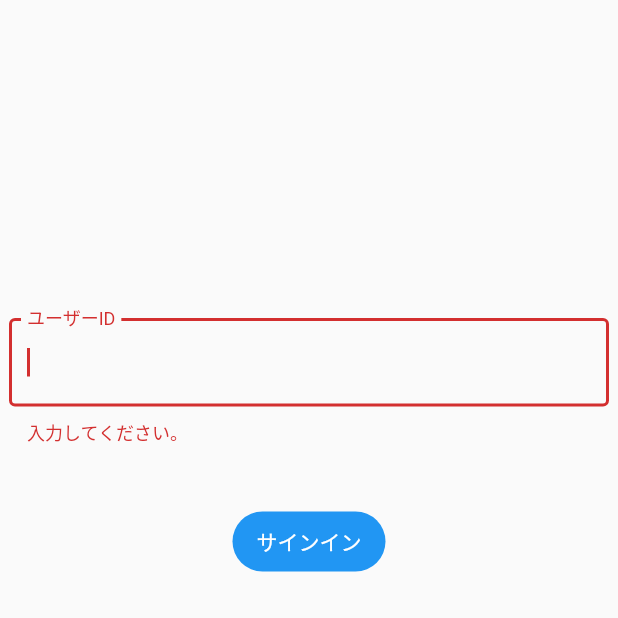
After one commit to susatthi/flutter-sample-auto-route, a Flutter app: the SignInPage screen opened by its route, after a tap on "サインイン", on a phone screen of 412 x 824 dp, the top half of it. The commit adds this screen. Run offline on Flutter 3.47's test engine with Material 2 defaults, Android fonts, the phone set to English and light mode, and no system bars; our stand-ins replace auto_route, flutter_riverpod, freezed_annotation, hive_flutter, url_strategy; accounts and stored records are empty.

Commit message:
🚀 feat: Hiveでユーザー情報を保存

```diff
--- /dev/null
+++ b/lib/feature/user/page/component/uid_text_field.dart
@@ -0,0 +1,41 @@
+import 'package:flutter/material.dart';
+import 'package:flutter_riverpod/flutter_riverpod.dart';
+
+final uidTextEditingControllerProvider = Provider.autoDispose(
+  (ref) {
+    final controller = TextEditingController();
+    ref.onDispose(controller.dispose);
+    return controller;
+  },
+);
+
+class UidTextField extends ConsumerStatefulWidget {
+  const UidTextField({super.key});
+
+  @override
+  ConsumerState<UidTextField> createState() => _UidTextFieldState();
+}
+
+class _UidTextFieldState extends ConsumerState<UidTextField> {
+  @override
+  Widget build(BuildContext context) {
+    final controller = ref.watch(uidTextEditingControllerProvider);
+    return TextFormField(
+      controller: controller,
+      decoration: const InputDecoration(
+        label: Text('ユーザーID'),
+        border: OutlineInputBorder(),
+      ),
+      onChanged: (text) {
+        setState(() {});
+      },
+      validator: (text) {
+        if (text == null || text.isEmpty) {
+          return '入力してください。';
+        }
+        return null;
+      },
+      autofocus: true,
+    );
+  }
+}
--- /dev/null
+++ b/lib/feature/user/page/sign_in_page.dart
@@ -0,0 +1,78 @@
+import 'package:auto_route/auto_route.dart';
+import 'package:flutter/material.dart';
+import 'package:flutter_riverpod/flutter_riverpod.dart';
+
+import '../service/user_service.dart';
+import 'component/uid_text_field.dart';
+
+@RoutePage()
+class SignInPage extends ConsumerWidget {
+  const SignInPage({super.key});
+
+  @override
+  Widget build(BuildContext context, WidgetRef ref) {
+    ref.listen(signInStateProvider, (_, next) {
+      print(next);
+    });
+
+    return Scaffold(
+      body: Center(
+        child: ConstrainedBox(
+          constraints: const BoxConstraints(
+            maxWidth: 400,
+            maxHeight: 400,
+          ),
+          child: const _Body(),
+        ),
+      ),
+    );
+  }
+}
+
+class _Body extends ConsumerStatefulWidget {
+  const _Body();
+
+  @override
+  ConsumerState<ConsumerStatefulWidget> createState() => _BodyState();
+}
+
+class _BodyState extends ConsumerState<_Body> {
+  final _formKey = GlobalKey<FormState>();
+
+  @override
+  Widget build(BuildContext context) {
+    return Form(
+      key: _formKey,
+      child: Column(
+        children: [
+          const UidTextField(),
+          const SizedBox(height: 40),
+          _SignInButton(formKey: _formKey),
+        ],
+      ),
+    );
+  }
+}
+
+class _SignInButton extends ConsumerWidget {
+  const _SignInButton({
+    required this.formKey,
+  });
+
+  final GlobalKey<FormState> formKey;
+
+  @override
+  Widget build(BuildContext context, WidgetRef ref) {
+    return FilledButton(
+      onPressed: () async {
+        if (!formKey.currentState!.validate()) {
+          return;
+        }
+
+        final uid = ref.read(uidTextEditingControllerProvider).text;
+        await ref.read(userServiceProvider).signIn(uid: uid);
+      },
+      child: const Text('サインイン'),
+    );
+  }
+}
--- a/lib/router.dart
+++ b/lib/router.dart
@@ -8,6 +8,7 @@ import 'feature/dashboard/page/dashboard_page.dart';
 import 'feature/error/page/not_found_page.dart';
 import 'feature/settings/page/settings_details_page.dart';
 import 'feature/settings/page/settings_page.dart';
+import 'feature/user/page/sign_in_page.dart';
 
 part 'router.gr.dart';
 
@@ -19,6 +20,10 @@ final routerProvider = Provider((ref) {
 class AppRouter extends _$AppRouter {
   @override
   List<AutoRoute> get routes => [
+        AutoRoute(
+          page: SignInRoute.page,
+          path: '/sign-in',
+        ),
         AutoRoute(
           page: NavigationRoute.page,
           path: '/',
--- a/pubspec.yaml
+++ b/pubspec.yaml
@@ -12,6 +12,12 @@ dependencies:
   flutter:
     sdk: flutter
   flutter_riverpod: ^2.3.5
+  freezed: ^2.3.2
+  freezed_annotation: ^2.2.0
+  hive: ^2.2.3
+  hive_flutter: ^1.1.0
+  json_annotation: ^4.8.0
+  json_serializable: ^6.6.1
   url_strategy: 0.2.0
 
 dev_dependencies:
```
Also changed, not shown: lib/feature/user/repository/user_adapter.dart (added, +19 -0 lines), lib/feature/user/repository/user_repository.dart (added, +36 -0 lines), lib/feature/user/service/user_service.dart (added, +42 -0 lines), lib/feature/user/state/user.dart (added, +18 -0 lines), lib/main.dart (+21 -3 lines), lib/feature/user/state/user.freezed.dart (added), lib/router.gr.dart, pubspec.lock, 3 other files.
